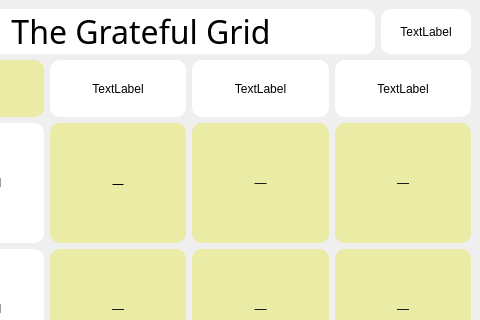
Qt form ui/main_window.ui (LucasLHenry/grateful_deadle) before a commit; both pictures show x 102 to 582 and y 0 to 320 of the 582 by 526 pixel window.
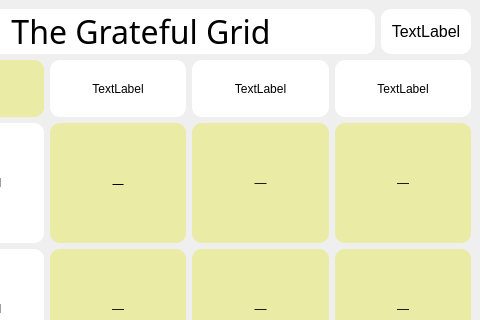
The same form after that commit.

What changed in the file:
```diff
--- a/ui/main_window.ui
+++ b/ui/main_window.ui
@@ -89,6 +89,7 @@
       </property>
       <property name="font">
        <font>
+        <pointsize>12</pointsize>
         <italic>false</italic>
        </font>
       </property>
```
